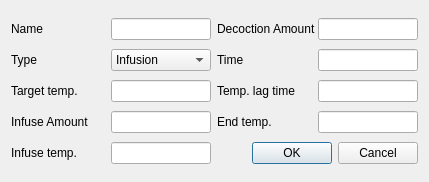
Before: the Qt Designer form ui/mashStepEditor.ui in Brewtarget/brewtarget, drawn with Qt 5.
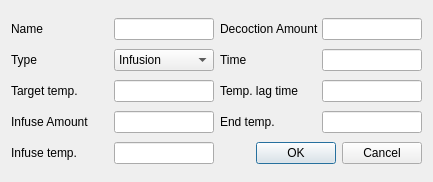
After: the same form once the commit is applied.

What changed in the file:
```diff
--- a/ui/mashStepEditor.ui
+++ b/ui/mashStepEditor.ui
@@ -6,7 +6,7 @@
    <rect>
     <x>0</x>
     <y>0</y>
-    <width>429</width>
+    <width>433</width>
     <height>182</height>
    </rect>
   </property>
```
Left out of the diff: 27 changed lines with no effect on the pictures.
